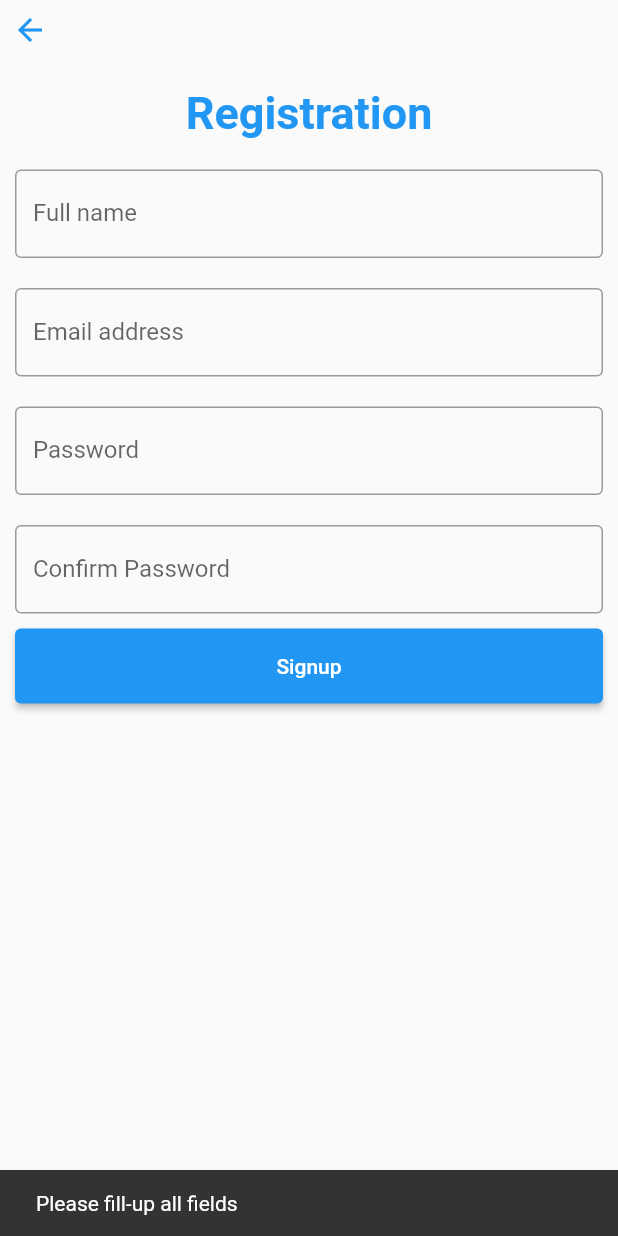
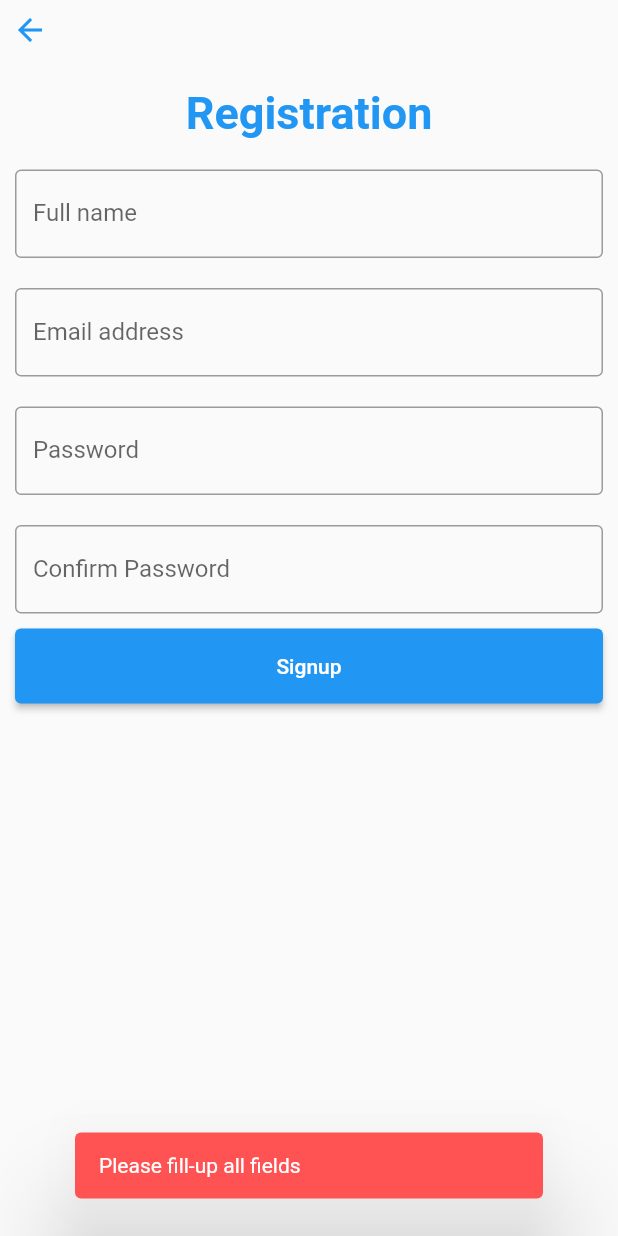
Before and after one commit to captainmio/adoptionapp, a Flutter app: the Registration screen opened by its route, after a tap on "Signup", on a phone screen of 412 x 824 dp. Run offline on Flutter 3.47's test engine with Material 2 defaults, Android fonts, the phone set to English and light mode, and no system bars.

Commit message:
add background color styling with snackbar

```diff
--- a/adoptionapp/lib/components/gsnackbar.dart
+++ b/adoptionapp/lib/components/gsnackbar.dart
@@ -6,9 +6,19 @@ class GSnackbar {
     required String type,
     required String message,
   }) {
+    MaterialAccentColor defaulBG = Colors.greenAccent;
+
+    if (type == 'error') {
+      defaulBG = Colors.redAccent;
+    }
+
     ScaffoldMessenger.of(context).showSnackBar(
       SnackBar(
         content: Text(message),
+        backgroundColor: defaulBG,
+        behavior: SnackBarBehavior.floating,
+        margin: const EdgeInsets.fromLTRB(50, 25, 50, 25),
+        elevation: 30,
       ),
     );
   }
```
